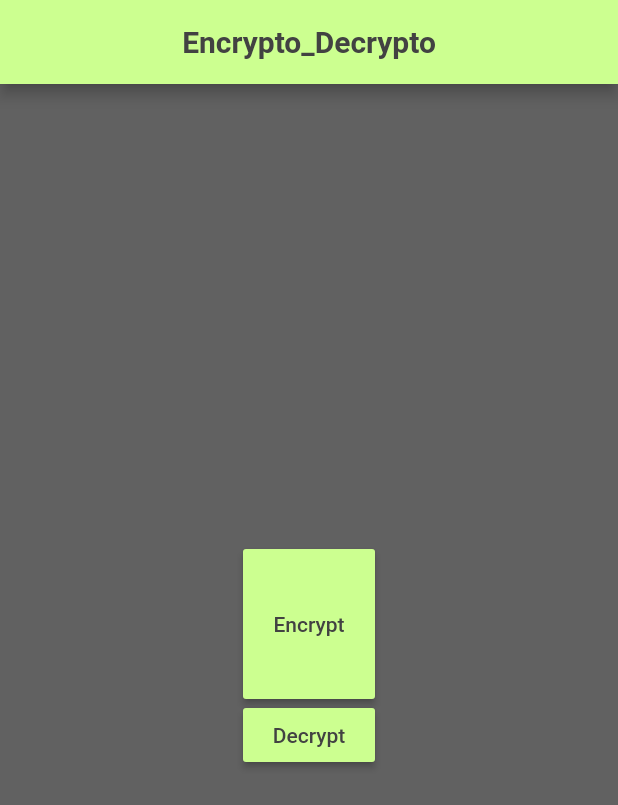
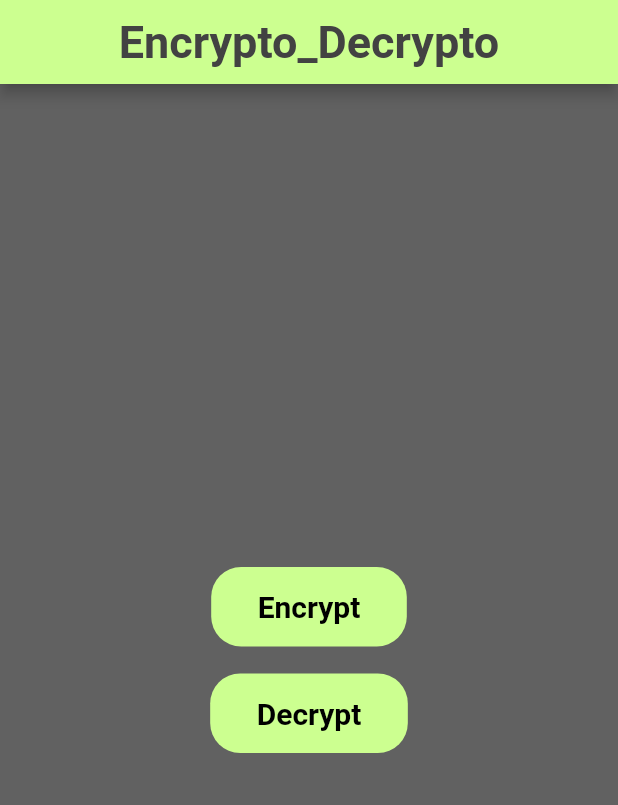
Before and after one commit to sooraj29/Encrypto_Decrypto, a Flutter app: the screen it shows after launch, on a phone screen of 412 x 824 dp. Shown: the top 805 px of the screen. Run offline on Flutter 3.47's test engine with Material 2 defaults, Android fonts, the light colour scheme and no system bars; our stand-ins replace flutter_spinkit.

Commit message:
Home page edit , button rework and text size

```diff
--- a/lib/Pages/home.dart
+++ b/lib/Pages/home.dart
@@ -22,6 +22,7 @@ class _HomeState extends State<Home> {
             style: TextStyle(
                 color: Colors.grey[800],
               fontWeight: FontWeight.bold,
+              fontSize: 30.0,
             ),
             ),
           ),
@@ -29,29 +30,53 @@ class _HomeState extends State<Home> {
         body: Center(
           child: Column(
             mainAxisAlignment: MainAxisAlignment.center,
-            crossAxisAlignment: CrossAxisAlignment.center,
             children: [
-              SizedBox(
-
-                height: 100.0,
-                child: RaisedButton(
-                  onPressed: (){},
-
+              ElevatedButton(
+                onPressed: (){},
+                child: Padding(
+                  padding: const EdgeInsets.all(15.0),
                   child: const Text(
                     "Encrypt",
+                    style: TextStyle(
+                      color: Colors.black,
+                      fontWeight: FontWeight.bold,
+                      fontSize: 20.0,
+                    ),
                   ),
-                  color: Colors.lightGreenAccent[100],
-                  textColor: Colors.grey[800],
+                ),
+                style: ElevatedButton.styleFrom(
+                  primary: Colors.lightGreenAccent[100],
+                  shape: RoundedRectangleBorder(
+                    borderRadius: BorderRadius.circular(20.0),
+                  ),
+                  elevation: 0.0,
+                  shadowColor: null,
                 ),
               ),
-              RaisedButton(
+              SizedBox(
+                height: 18.0,
+              ),
+              ElevatedButton(
                 onPressed: (){},
-
-                child: const Text(
-                  "Decrypt",
+                child: Padding(
+                  padding: const EdgeInsets.all(15.0),
+                  child: const Text(
+                    "Decrypt",
+                    style: TextStyle(
+                      color: Colors.black,
+                      fontWeight: FontWeight.bold,
+                      fontSize: 20.0,
+                    ),
+                  ),
                 ),
-                color: Colors.lightGreenAccent[100],
-                textColor: Colors.grey[800],
+                style: ElevatedButton.styleFrom(
+                  primary: Colors.lightGreenAccent[100],
+                  shape: RoundedRectangleBorder(
+                    borderRadius: BorderRadius.circular(20.0),
+                  ),
+                  elevation: 0.0,
+                  shadowColor: null,
+                ),
               ),
 
             ],
```
Also changed, not shown: pubspec.lock.
